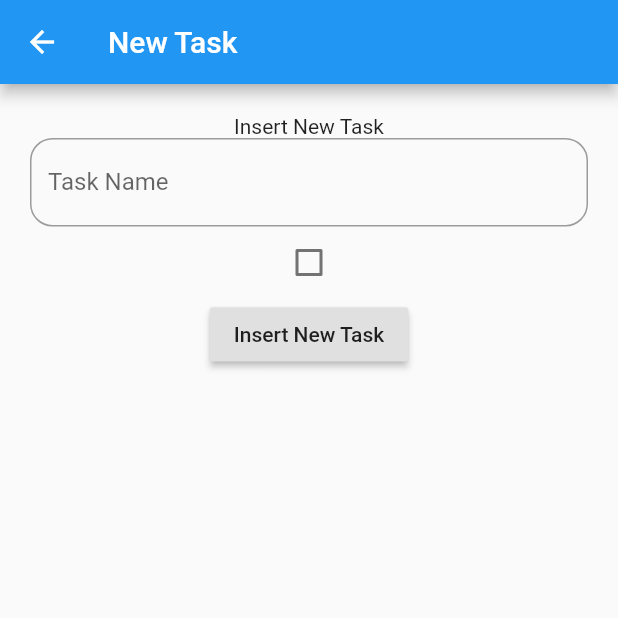
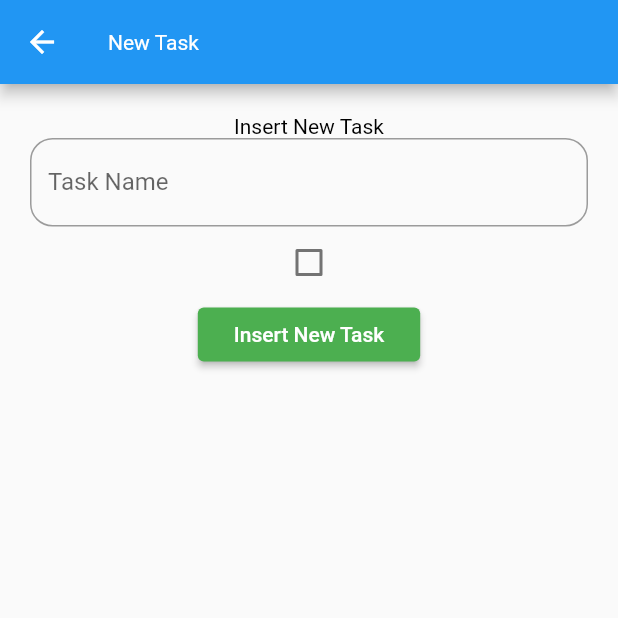
Before and after one commit to shadysamara/gsg2_todoDb_provider, a Flutter app: the screen it shows after launch, tab 3 chosen, after a tap on the "add" icon, on a phone screen of 412 x 824 dp, the top half of it. Run offline on Flutter 3.47's test engine with Material 2 defaults, Android fonts, the phone set to English and light mode, and no system bars; our stand-ins replace sqflite; accounts and stored records are empty.

Commit message:
consumer, selector and themimg

```diff
--- /dev/null
+++ b/lib/helpers/theme_helper.dart
@@ -0,0 +1,25 @@
+import 'dart:ui';
+
+import 'package:flutter/material.dart';
+
+class ThemeHelper {
+  static ThemeData lightTheme = ThemeData.light().copyWith(
+      primaryColor: Colors.greenAccent,
+      accentColor: Colors.grey,
+      buttonTheme: ButtonThemeData(
+          buttonColor: Colors.green, textTheme: ButtonTextTheme.primary),
+      textTheme: TextTheme(
+          bodyText1: TextStyle(color: Colors.blue),
+          bodyText2: TextStyle(color: Colors.black),
+          headline1: TextStyle(color: Colors.blue),
+          headline2: TextStyle(color: Colors.blue)),
+      appBarTheme: AppBarTheme(titleTextStyle: TextStyle(color: Colors.white)));
+  static ThemeData darkTheme = ThemeData.dark().copyWith(
+      primaryColor: Colors.black,
+      accentColor: Colors.grey,
+      buttonTheme: ButtonThemeData(
+          buttonColor: Colors.orange, textTheme: ButtonTextTheme.primary),
+      textTheme: TextTheme(
+          bodyText2: TextStyle(color: Colors.white),
+          headline1: TextStyle(color: Colors.white)));
+}
--- a/lib/main.dart
+++ b/lib/main.dart
@@ -1,15 +1,21 @@
 import 'package:flutter/material.dart';
 import 'package:provider/provider.dart';
 import 'package:todo_db/helpers/db_helper.dart';
+import 'package:todo_db/providers/theme_provider.dart';
 import 'package:todo_db/providers/todo_provider.dart';
 import 'package:todo_db/ui/pages/main_page.dart';
 
 void main() async {
   WidgetsFlutterBinding.ensureInitialized();
   await DbHelper.dbHelper.initDatabase();
-  runApp(ChangeNotifierProvider<TodoProvider>(
+  runApp(MultiProvider(providers: [
+    ChangeNotifierProvider<TodoProvider>(
       create: (context) => TodoProvider(),
-      child: MaterialApp(home: MainPage())));
+    ),
+    ChangeNotifierProvider<ThemeProvider>(
+      create: (context) => ThemeProvider(),
+    )
+  ], child: MainPage()));
 }
 
 class MyApp extends StatelessWidget {
--- /dev/null
+++ b/lib/providers/theme_provider.dart
@@ -0,0 +1,14 @@
+import 'package:flutter/material.dart';
+import 'package:todo_db/helpers/theme_helper.dart';
+
+enum MyThemeMode { dark, light }
+
+class ThemeProvider extends ChangeNotifier {
+  ThemeData themeData = ThemeHelper.lightTheme;
+  setThemeData(MyThemeMode mode) {
+    themeData = mode == MyThemeMode.light
+        ? ThemeHelper.lightTheme
+        : ThemeHelper.darkTheme;
+    notifyListeners();
+  }
+}
--- a/lib/ui/pages/all_tasks.dart
+++ b/lib/ui/pages/all_tasks.dart
@@ -8,12 +8,30 @@ class AllTasks extends StatelessWidget {
   @override
   Widget build(BuildContext context) {
     // TODO: implement build
-    return ListView.builder(
-        itemCount: Provider.of<TodoProvider>(context).allTasks.length,
-        itemBuilder: (context, index) {
-          return TaskWidget(
-            Provider.of<TodoProvider>(context).allTasks[index],
-          );
-        });
+
+    return Column(
+      children: [
+        Text(
+          'hello',
+          style: Theme.of(context).textTheme.bodyText1,
+        ),
+        Expanded(
+          child: Selector<TodoProvider, List<TaskModel>>(
+            builder: (context, data, x) {
+              return ListView.builder(
+                  itemCount: data.length,
+                  itemBuilder: (context, index) {
+                    return TaskWidget(
+                      data[index],
+                    );
+                  });
+            },
+            selector: (context, provider) {
+              return provider.allTasks;
+            },
+          ),
+        ),
+      ],
+    );
   }
 }
--- a/lib/ui/pages/incomplete_tasks.dart
+++ b/lib/ui/pages/incomplete_tasks.dart
@@ -7,13 +7,16 @@ import 'package:todo_db/ui/widgets/task_widget.dart';
 class InCompleteTasks extends StatelessWidget {
   @override
   Widget build(BuildContext context) {
-    // TODO: implement build
-    return ListView.builder(
-        itemCount: Provider.of<TodoProvider>(context).inCompleteTasks.length,
-        itemBuilder: (context, index) {
-          return TaskWidget(
-            Provider.of<TodoProvider>(context).inCompleteTasks[index],
-          );
-        });
+    return Consumer<TodoProvider>(
+      builder: (context, provider, child) {
+        return ListView.builder(
+            itemCount: provider.inCompleteTasks.length,
+            itemBuilder: (context, index) {
+              return TaskWidget(
+                provider.inCompleteTasks[index],
+              );
+            });
+      },
+    );
   }
 }
--- a/lib/ui/pages/main_page.dart
+++ b/lib/ui/pages/main_page.dart
@@ -1,7 +1,11 @@
+import 'dart:ui';
+
 import 'package:flutter/material.dart';
 import 'package:provider/provider.dart';
 import 'package:todo_db/helpers/db_helper.dart';
+import 'package:todo_db/helpers/theme_helper.dart';
 import 'package:todo_db/models/task_model.dart';
+import 'package:todo_db/providers/theme_provider.dart';
 import 'package:todo_db/providers/todo_provider.dart';
 import 'package:todo_db/ui/pages/all_tasks.dart';
 import 'package:todo_db/ui/pages/complete_tasks.dart';
@@ -12,7 +16,21 @@ class MainPage extends StatelessWidget {
   @override
   Widget build(BuildContext context) {
     // TODO: implement build
-    return DefaultTabController(
+    return Consumer<ThemeProvider>(
+      builder: (context, provider, x) => MaterialApp(
+        theme: provider.themeData,
+        home: HomePage(),
+      ),
+    );
+  }
+}
+
+class HomePage extends StatelessWidget {
+  @override
+  Widget build(BuildContext context) {
+    // TODO: implement build
+    return Consumer2<TodoProvider, ThemeProvider>(
+      builder: (context, provider, provider2, x) => DefaultTabController(
         length: 3,
         child: Scaffold(
           appBar: AppBar(
@@ -24,9 +42,21 @@ class MainPage extends StatelessWidget {
                       return NewTaskPage();
                     }));
                   },
-                icon: Icon(Icons.add))
+                  icon: Icon(Icons.add)),
+              Switch(
+                  value: provider2.themeData == ThemeHelper.lightTheme,
+                  onChanged: (value) {
+                    if (value) {
+                      provider2.setThemeData(MyThemeMode.light);
+                    } else {
+                      provider2.setThemeData(MyThemeMode.dark);
+                    }
+                  })
             ],
-          title: Text('Todo App'),
+            title: Text(
+              'Todo App',
+              style: Theme.of(context).textTheme.bodyText1,
+            ),
             bottom: TabBar(isScrollable: true, tabs: [
               Tab(
                 text: 'All Tasks',
@@ -39,7 +69,10 @@ class MainPage extends StatelessWidget {
               ),
             ]),
           ),
-        body: Provider.of<TodoProvider>(context).allTasks == null
+          body: Column(
+            children: [
+              Expanded(
+                child: provider.allTasks == null
                     ? Center(
                         child: CircularProgressIndicator(),
                       )
@@ -49,6 +82,10 @@ class MainPage extends StatelessWidget {
                         InCompleteTasks(),
                       ]),
               ),
+            ],
+          ),
+        ),
+      ),
     );
   }
 }
```
Also changed, not shown: lib/ui/pages/complete_tasks.dart (+9 -7 lines), lib/ui/widgets/task_widget.dart (+16 -7 lines). Lines whose indentation alone changed are shown as unchanged.
